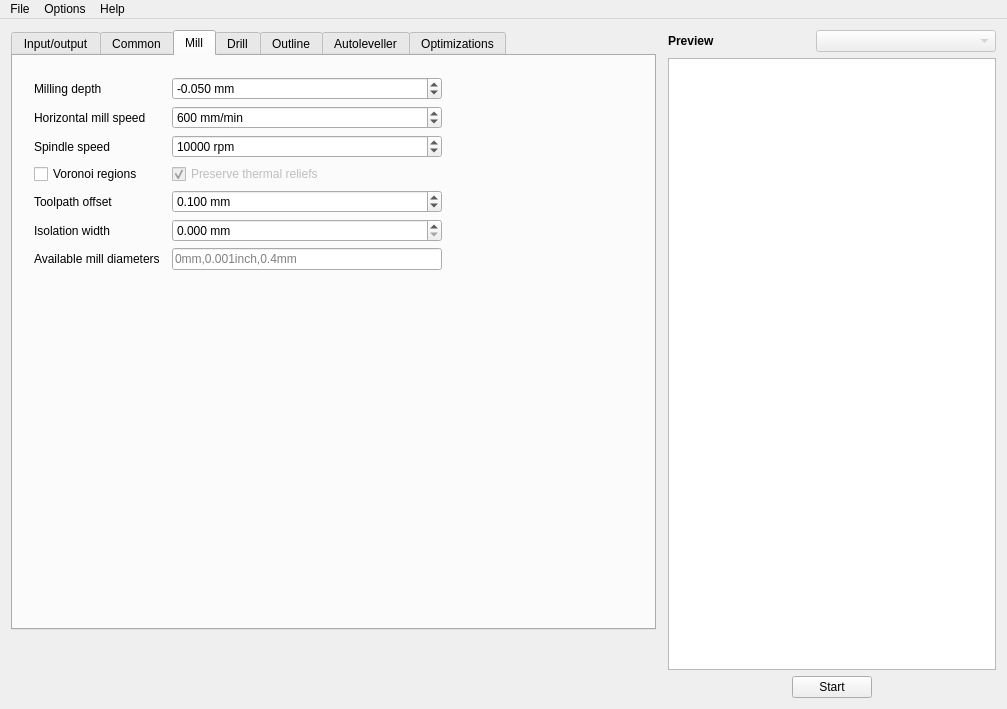
Old version of the form mainwindow.ui in the repository pcb2gcode/pcb2gcodeGUI.
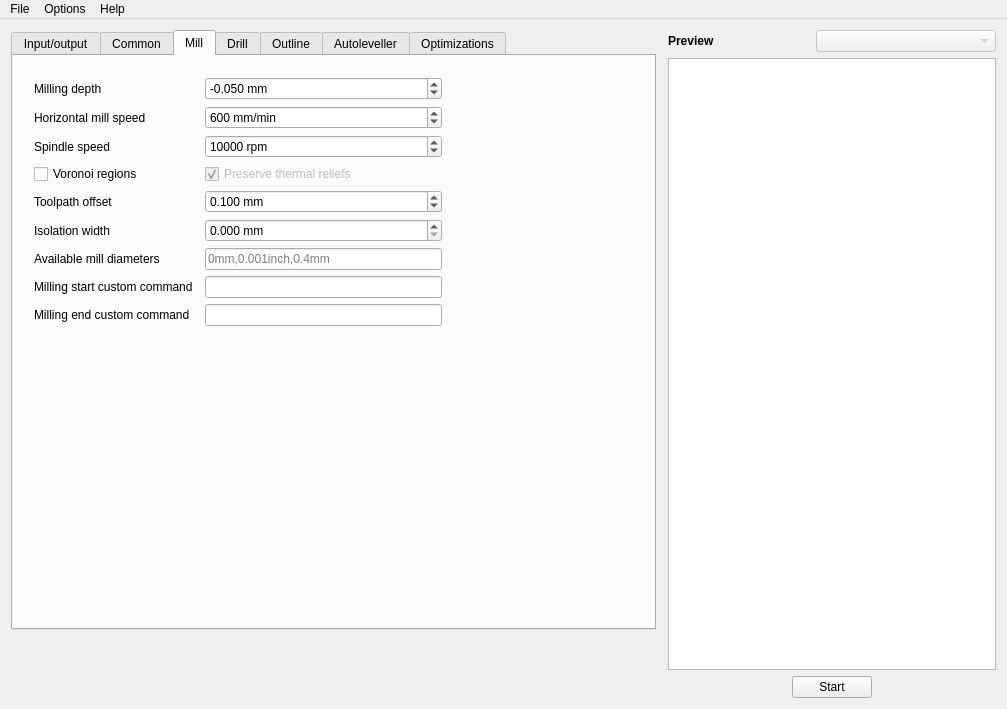
New version of the form. The open tabs and pages were chosen to show the change.

Commit message: Add --pre-milling-gcode and --post-milling-gcode

```diff
--- a/mainwindow.ui
+++ b/mainwindow.ui
@@ -1279,7 +1279,53 @@
              </property>
             </widget>
            </item>
-           <item row="7" column="0" colspan="2">
+           <item row="8" column="0">
+            <widget class="QLabel" name="premillingcodeLabel">
+             <property name="toolTip">
+              <string>&lt;html&gt;&lt;head/&gt;&lt;body&gt;&lt;p&gt;&lt;span style=&quot; font-style:italic;&quot;&gt;--pre-milling-gcode&lt;/span&gt;&lt;/p&gt;&lt;p&gt;custom gcode inserted before the start of milling each trace (used to activate pump or fan or laser connected to fan).&lt;/p&gt;&lt;/body&gt;&lt;/html&gt;</string>
+             </property>
+             <property name="text">
+              <string>Milling start custom command</string>
+             </property>
+             <property name="buddy">
+              <cstring>premillingcodeLineEdit</cstring>
+             </property>
+            </widget>
+           </item>
+           <item row="8" column="1">
+            <widget class="QLineEdit" name="premillingcodeLineEdit">
+             <property name="toolTip">
+              <string>&lt;html&gt;&lt;head/&gt;&lt;body&gt;&lt;p&gt;&lt;span style=&quot; font-style:italic;&quot;&gt;--pre-milling-gcode&lt;/span&gt;&lt;/p&gt;&lt;p&gt;custom gcode inserted before the start of milling each trace (used to activate pump or fan or laser connected to fan).&lt;/p&gt;&lt;/body&gt;&lt;/html&gt;</string>
+             </property>
+             <property name="placeholderText">
+              <string/>
+             </property>
+            </widget>
+           </item>
+           <item row="9" column="0">
+            <widget class="QLabel" name="postmillingcodeLabel">
+             <property name="toolTip">
+              <string>&lt;html&gt;&lt;head/&gt;&lt;body&gt;&lt;p&gt;&lt;span style=&quot; font-style:italic;&quot;&gt;--post-milling-gcode&lt;/span&gt;&lt;/p&gt;&lt;p&gt;custom gcode inserted after the end of milling each trace (used to deactivate pump or fan or laser connected to fan).&lt;/p&gt;&lt;/body&gt;&lt;/html&gt;</string>
+             </property>
+             <property name="text">
+              <string>Milling end custom command</string>
+             </property>
+             <property name="buddy">
+              <cstring>postmillingcodeLineEdit</cstring>
+             </property>
+            </widget>
+           </item>
+           <item row="9" column="1">
+            <widget class="QLineEdit" name="postmillingcodeLineEdit">
+             <property name="toolTip">
+              <string>&lt;html&gt;&lt;head/&gt;&lt;body&gt;&lt;p&gt;&lt;span style=&quot; font-style:italic;&quot;&gt;--post-milling-gcode&lt;/span&gt;&lt;/p&gt;&lt;p&gt;custom gcode inserted after the end of milling each trace (used to deactivate pump or fan or laser connected to fan).&lt;/p&gt;&lt;/body&gt;&lt;/html&gt;</string>
+             </property>
+             <property name="placeholderText">
+              <string/>
+             </property>
+            </widget>
+           </item>
+           <item row="15" column="0" colspan="2">
             <spacer name="verticalSpacer_3">
              <property name="orientation">
               <enum>Qt::Vertical</enum>
```
Left out of the diff: 2 changed lines with no effect on the pictures. The commit also changes 1 other file.
